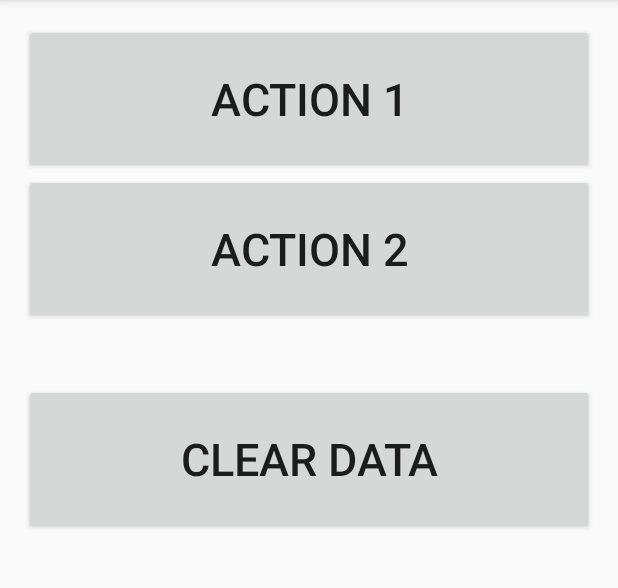
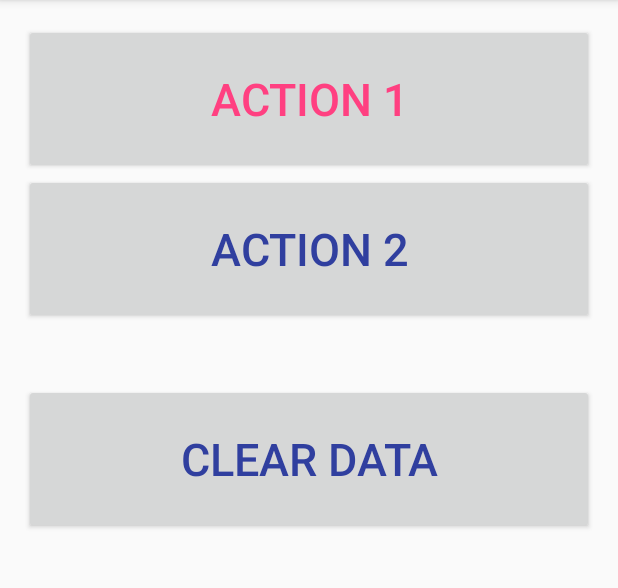
Before and after one commit to hkourtev/LVRRemoteControlApp, an Android app: the screen it shows after launch (MainActivity), after a tap on "ACTION 1", on a phone screen of 412 x 824 dp, the part 84-672 px from its top. Run offline under Robolectric (Android 15) with nearby library versions, the phone set to English and light mode, and no system bars.

Commit message:
Updated php script location (moved to my server) Updated app to not use buffered output because for some reason it stopped working. Everything works now Also added coloring to the buttons to know if you have actually pushed one or not

```diff
--- a/app/src/main/java/com/njinfotech/lvrexperimentremotecontrol/MainActivity.java
+++ b/app/src/main/java/com/njinfotech/lvrexperimentremotecontrol/MainActivity.java
@@ -6,6 +6,8 @@ import android.content.DialogInterface;
 import android.support.v7.app.AppCompatActivity;
 import android.os.Bundle;
 import android.view.View;
+import android.widget.Button;
+import android.widget.Toast;
 
 public class MainActivity extends AppCompatActivity {
 
@@ -13,6 +15,8 @@ public class MainActivity extends AppCompatActivity {
     protected void onCreate(Bundle savedInstanceState) {
         super.onCreate(savedInstanceState);
         setContentView(R.layout.activity_main);
+
+        markUsedButton(-1);
     }
 
     public void action1(View view) {
@@ -27,9 +31,39 @@ public class MainActivity extends AppCompatActivity {
         confirmDialog();
     }
 
+    public void markUsedButton(int act) {
+        Button btnAct1 = (Button)findViewById(R.id.btnAction1);
+        Button btnAct2 = (Button)findViewById(R.id.btnAction2);
+        Button btnClear = (Button)findViewById(R.id.btnClear);
+
+        switch (act) {
+            case 1:
+                btnAct1.setTextColor(getResources().getColor(R.color.colorAccent));
+                btnAct2.setTextColor(getResources().getColor(R.color.colorPrimaryDark));
+                btnClear.setTextColor(getResources().getColor(R.color.colorPrimaryDark));
+                break;
+            case 2:
+                btnAct1.setTextColor(getResources().getColor(R.color.colorPrimaryDark));
+                btnAct2.setTextColor(getResources().getColor(R.color.colorAccent));
+                btnClear.setTextColor(getResources().getColor(R.color.colorPrimaryDark));
+                break;
+            case 0:
+                btnAct1.setTextColor(getResources().getColor(R.color.colorPrimaryDark));
+                btnAct2.setTextColor(getResources().getColor(R.color.colorPrimaryDark));
+                btnClear.setTextColor(getResources().getColor(R.color.colorAccent));
+                break;
+            default:
+                btnAct1.setTextColor(getResources().getColor(R.color.colorPrimaryDark));
+                btnAct2.setTextColor(getResources().getColor(R.color.colorPrimaryDark));
+                btnClear.setTextColor(getResources().getColor(R.color.colorPrimaryDark));
+                break;
+        }
+    }
+
     private void action(int act) {
         SendData data = new SendData(getApplicationContext(), false);
         data.execute(String.valueOf(act));
+        markUsedButton(act);
     }
 
 
--- a/app/src/main/java/com/njinfotech/lvrexperimentremotecontrol/SendData.java
+++ b/app/src/main/java/com/njinfotech/lvrexperimentremotecontrol/SendData.java
@@ -6,6 +6,7 @@ import android.widget.Toast;
 
 import java.io.BufferedOutputStream;
 import java.io.BufferedWriter;
+import java.io.DataOutputStream;
 import java.io.OutputStream;
 import java.io.OutputStreamWriter;
 import java.io.UnsupportedEncodingException;
@@ -37,8 +38,64 @@ public class SendData extends AsyncTask<String,Void,String> {
     protected String doInBackground(String... arg0) {
         int action = Integer.parseInt(arg0[0]);
 
-        //String link = "http://ruccs.rutgers.edu/~hkourtev/attila/index.php";
-        String link = "http://128.6.51.112/~hkourtev/attila/index.php";
+        //String link = "http://rci.rutgers.edu/~hkourtev/attila/index.php";
+        String link = "http://kourtev.com/attila/exp-app/index.php";
+        try {
+            URL url = new URL(link);
+            OutputStream os;
+            HashMap<String, String> postData = new HashMap<>();
+
+            HttpURLConnection connection = (HttpURLConnection) url.openConnection();
+            connection.setRequestMethod("POST");
+            connection.setRequestProperty("USER-AGENT", "Mozilla/5.0");
+            connection.setRequestProperty("ACCEPT-LANGUAGE", "en-US,en;0.5");
+            connection.setDoOutput(true);
+
+            try {
+                os = new DataOutputStream(connection.getOutputStream());
+
+                switch (action) {
+                    case 0:
+                        // clear
+                        postData.put("clear", "0");
+                        break;
+                    case 1:
+                        // action 1
+                        postData.put("action1", "1");
+                        break;
+                    case 2:
+                        // action 2
+                        postData.put("action2", "2");
+                        break;
+                }
+
+                os.write(getPostDataString(postData).getBytes());
+                os.flush();
+                os.close();
+
+                if (connection.getResponseCode() != HttpURLConnection.HTTP_OK) {
+                    // mistake - popup toast to let person know
+                    Toast.makeText(context, "Oh oh, something went wrong", Toast.LENGTH_LONG).show();
+                }
+            } catch (java.io.IOException e) {
+                return new String("Exception: " + e.getMessage());
+            } finally {
+                connection.disconnect();
+            }
+        } catch (java.io.IOException e) {
+            return new String("Exception: " + e.getMessage());
+        }
+
+        return "";
+    }
+
+
+
+    protected String doInBackgroundOld(String... arg0) {
+        int action = Integer.parseInt(arg0[0]);
+
+        //String link = "http://rci.rutgers.edu/~hkourtev/attila/index.php";
+        String link = "http://kourtev.com/attila/exp-app/¢";
         try {
             URL url = new URL(link);
             OutputStream os;
@@ -97,6 +154,11 @@ public class SendData extends AsyncTask<String,Void,String> {
     }
 
 
+    protected void onProgressUpdate(Integer... progress){
+        //pb.setProgress(progress[0]);
+    }
+
+
     @Override
     protected void onPostExecute(String result){
 
```
